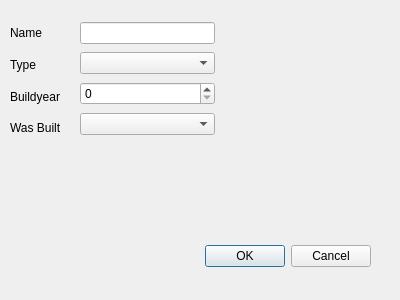
The window that code/ui/addcpu.ui (Danielos15/Skil-1-Verklegt-n-mskei-1) describes before a commit, drawn with Qt 5.
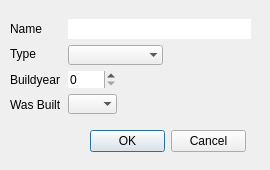
The same window after the commit.

Patch:
```diff
--- a/code/ui/addcpu.ui
+++ b/code/ui/addcpu.ui
@@ -6,8 +6,8 @@
    <rect>
     <x>0</x>
     <y>0</y>
-    <width>400</width>
-    <height>300</height>
+    <width>270</width>
+    <height>170</height>
    </rect>
   </property>
   <property name="sizePolicy">
@@ -16,16 +16,28 @@
     <verstretch>0</verstretch>
    </sizepolicy>
   </property>
+  <property name="minimumSize">
+   <size>
+    <width>270</width>
+    <height>170</height>
+   </size>
+  </property>
+  <property name="maximumSize">
+   <size>
+    <width>270</width>
+    <height>170</height>
+   </size>
+  </property>
   <property name="windowTitle">
    <string>Dialog</string>
   </property>
   <widget class="QDialogButtonBox" name="buttonBox">
    <property name="geometry">
     <rect>
-     <x>30</x>
-     <y>240</y>
-     <width>341</width>
-     <height>32</height>
+     <x>90</x>
+     <y>130</y>
+     <width>156</width>
+     <height>23</height>
     </rect>
    </property>
    <property name="orientation">
@@ -39,11 +51,13 @@
    <property name="geometry">
     <rect>
      <x>10</x>
-     <y>20</y>
-     <width>71</width>
-     <height>121</height>
+     <y>19</y>
+     <width>241</width>
+     <height>102</height>
     </rect>
    </property>
+   <layout class="QFormLayout" name="formLayout_2">
+    <item row="0" column="0">
    <layout class="QVBoxLayout" name="verticalLayout">
     <item>
      <widget class="QLabel" name="label">
@@ -74,54 +88,10 @@
      </widget>
     </item>
    </layout>
-  </widget>
-  <widget class="QWidget" name="">
-   <property name="geometry">
-    <rect>
-     <x>80</x>
-     <y>20</y>
-     <width>135</width>
-     <height>121</height>
-    </rect>
-   </property>
-   <layout class="QVBoxLayout" name="verticalLayout_2">
-    <item>
-     <widget class="QLineEdit" name="lineEdit_name"/>
     </item>
-    <item>
-     <widget class="QComboBox" name="comboBox_Type">
-      <property name="mouseTracking">
-       <bool>false</bool>
-      </property>
-      <property name="currentText">
-       <string/>
-      </property>
-      <property name="currentIndex">
-       <number>-1</number>
-      </property>
-      <item>
-       <property name="text">
-        <string>Electronic</string>
-       </property>
-      </item>
-      <item>
-       <property name="text">
-        <string>Mechatronic</string>
-       </property>
-      </item>
-      <item>
-       <property name="text">
-        <string>Transistor</string>
-       </property>
-      </item>
-      <item>
-       <property name="text">
-        <string>Other</string>
-       </property>
-      </item>
-     </widget>
-    </item>
-    <item>
+    <item row="0" column="1">
+     <layout class="QFormLayout" name="formLayout">
+      <item row="2" column="0">
      <widget class="QSpinBox" name="spinBox_Buildyear">
       <property name="sizePolicy">
        <sizepolicy hsizetype="Minimum" vsizetype="Fixed">
@@ -129,6 +99,9 @@
         <verstretch>0</verstretch>
        </sizepolicy>
       </property>
+        <property name="frame">
+         <bool>false</bool>
+        </property>
       <property name="maximum">
        <number>2015</number>
       </property>
@@ -137,11 +110,14 @@
       </property>
      </widget>
     </item>
-    <item>
+      <item row="3" column="0">
      <widget class="QComboBox" name="comboBox_WasBuilt">
       <property name="currentIndex">
        <number>-1</number>
       </property>
+        <property name="frame">
+         <bool>false</bool>
+        </property>
       <item>
        <property name="text">
         <string>Yes</string>
@@ -153,6 +129,51 @@
        </property>
       </item>
      </widget>
+      </item>
+      <item row="1" column="0">
+       <widget class="QComboBox" name="comboBox_Type">
+        <property name="mouseTracking">
+         <bool>false</bool>
+        </property>
+        <property name="currentText">
+         <string/>
+        </property>
+        <property name="currentIndex">
+         <number>-1</number>
+        </property>
+        <property name="frame">
+         <bool>false</bool>
+        </property>
+        <item>
+         <property name="text">
+          <string>Electronic</string>
+         </property>
+        </item>
+        <item>
+         <property name="text">
+          <string>Mechatronic</string>
+         </property>
+        </item>
+        <item>
+         <property name="text">
+          <string>Transistor</string>
+         </property>
+        </item>
+        <item>
+         <property name="text">
+          <string>Other</string>
+         </property>
+        </item>
+       </widget>
+      </item>
+      <item row="0" column="0" colspan="2">
+       <widget class="QLineEdit" name="lineEdit_Name">
+        <property name="frame">
+         <bool>false</bool>
+        </property>
+       </widget>
+      </item>
+     </layout>
     </item>
    </layout>
   </widget>
```
Left out of the diff: 8 changed lines with no effect on the pictures. Lines whose indentation alone changed are shown as unchanged.
